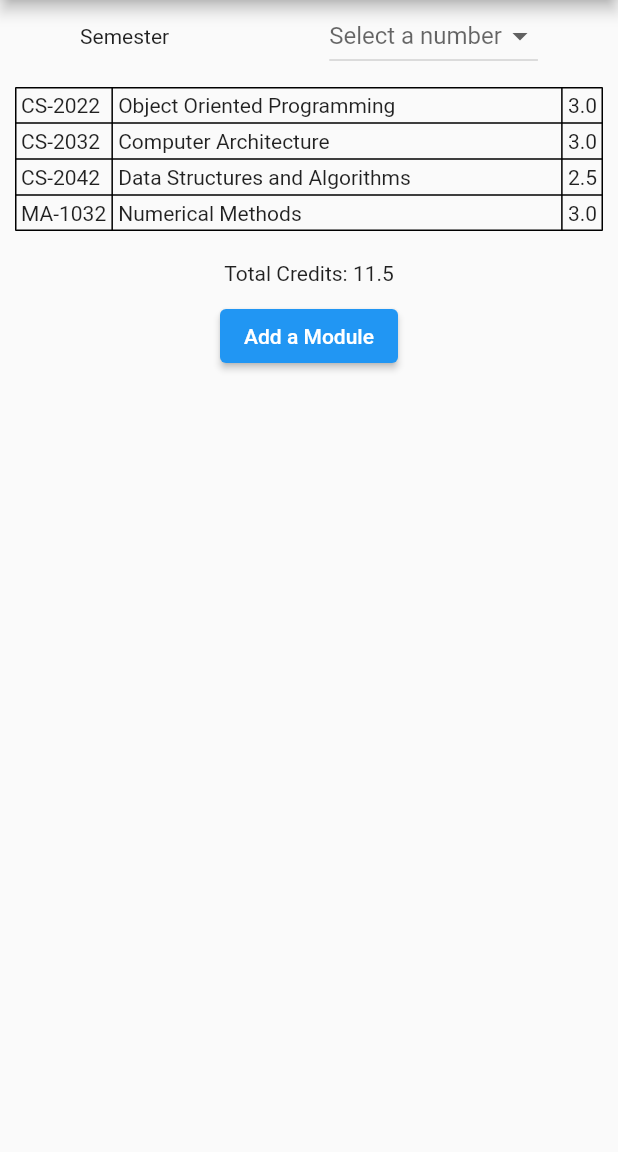
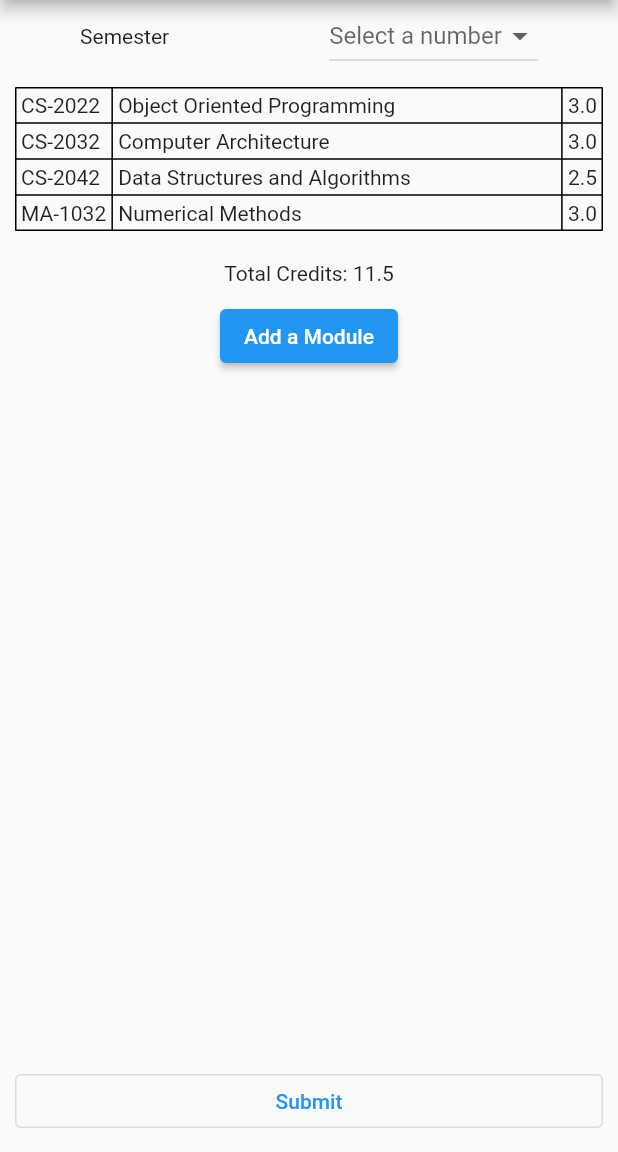
Before and after one commit to Ishad-M-I-M/gpa_calculator, a Flutter app: the screen it shows after launch, after a tap on "Add Semester", on a phone screen of 412 x 824 dp, the part 84-1236 px from its top. Run offline on Flutter 3.47's test engine with Material 2 defaults, Android fonts, the phone set to English and light mode, and no system bars.

Commit message:
functionality to add semester to home screen

```diff
--- a/lib/screens/add_semester_screen.dart
+++ b/lib/screens/add_semester_screen.dart
@@ -2,10 +2,12 @@ import 'package:flutter/material.dart';
 
 import '../widgets/add_module.dart';
 
+import '../models/semester.dart';
 import '../models/module.dart';
 
 class AddSemesterScreen extends StatefulWidget {
-  const AddSemesterScreen({Key? key}) : super(key: key);
+  final Function onSubmit;
+  const AddSemesterScreen({required this.onSubmit, Key? key}) : super(key: key);
 
   @override
   State<AddSemesterScreen> createState() => _AddSemesterScreenState();
@@ -87,6 +89,16 @@ class _AddSemesterScreenState extends State<AddSemesterScreen> {
           ],
         ),
       ),
+      bottomNavigationBar: Padding(
+        padding: const EdgeInsets.all(10),
+        child : OutlinedButton(
+          onPressed: (){
+            widget.onSubmit(Semester(semester: _semester, modules: modules));
+            Navigator.of(context).pop();
+          },
+          child: const Text("Submit"),
+        ),
+      ),
     );
   }
 }
--- a/lib/screens/home_screen.dart
+++ b/lib/screens/home_screen.dart
@@ -6,7 +6,6 @@ import './add_semester_screen.dart';
 import '../widgets/semester_card.dart';
 
 import '../models/semester.dart';
-import '../models/module.dart';
 
 class HomeScreen extends StatefulWidget {
   const HomeScreen({Key? key}) : super(key: key);
@@ -27,7 +26,13 @@ class _HomeScreenState extends State<HomeScreen> {
 
   void navigateToAddSemesterScreen(BuildContext context) {
     Navigator.of(context)
-        .push(MaterialPageRoute(builder: (_) => const AddSemesterScreen()));
+        .push(MaterialPageRoute(builder: (_) => AddSemesterScreen(onSubmit: addSemester,)));
+  }
+
+  void addSemester(Semester semester) {
+    setState(() {
+      semesters.add(semester);
+    });
   }
 
   @override
```
